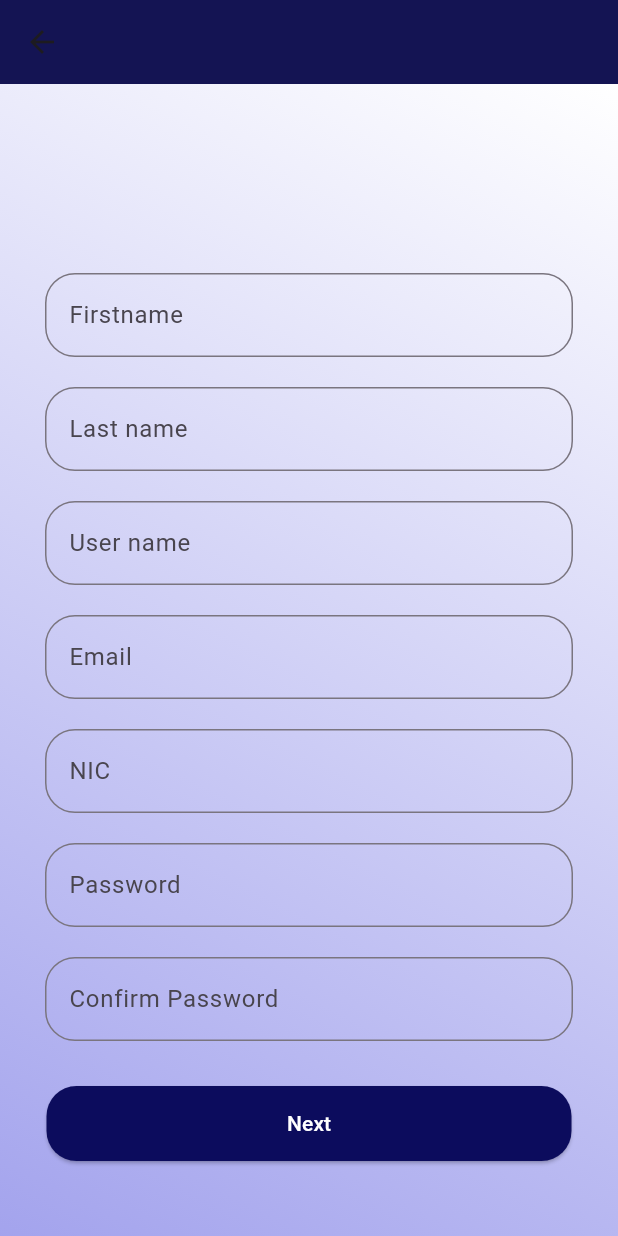
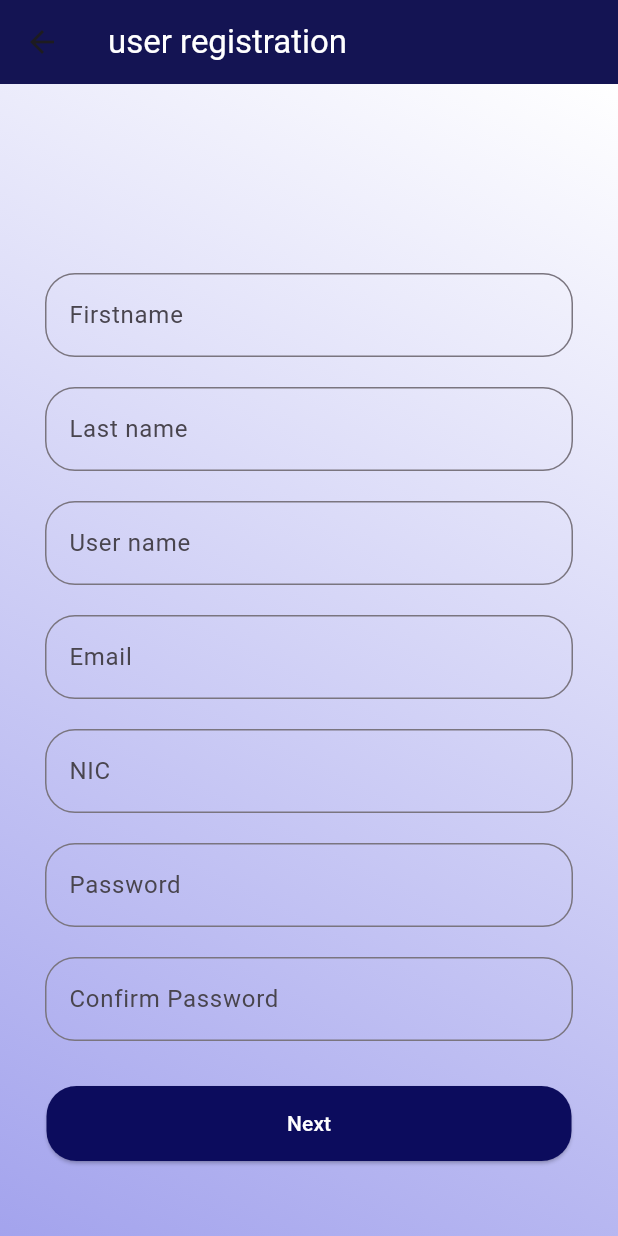
Before and after one commit to zencode-lk/Park-finder-App, a Flutter app: the UserRegister screen opened directly, on a phone screen of 412 x 824 dp. Run offline on Flutter 3.47's test engine with Material 3 defaults, Android fonts, the phone set to English and light mode, and no system bars; our stand-ins replace flutter_secure_storage, geolocator, go_router, google_maps_flutter, location; accounts and stored records are empty.

Commit message:
user registration
page name

```diff
--- a/park_finder/lib/pages/user_register.dart
+++ b/park_finder/lib/pages/user_register.dart
@@ -58,7 +58,13 @@ class _UserRegisterState extends State<UserRegister> {
     return Scaffold(
       appBar: AppBar(
         backgroundColor: Color.fromRGBO(20, 20, 83, 1),
+          title: Text(
+          'user registration ',
+          style: TextStyle(color: Colors.white),
+        ),
       ),
+
+
       body: SingleChildScrollView(
         child: Container(
           height: MediaQuery.of(context).size.height,
```
